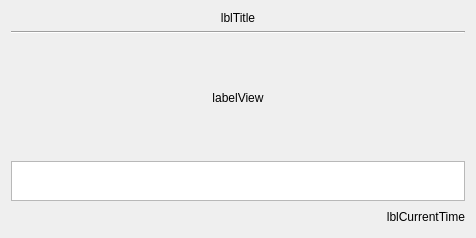
This is cpp/divers/browser/browser_img_v0.0.1/browser/slidewidget.ui in gcode-mirror/openphysic as Qt 5 draws it before an edit. The edited form follows.
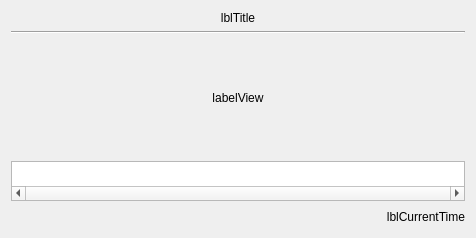
This is the edited form. Custom widgets are drawn as their Qt base class.

What changed in the file:
```diff
--- a/cpp/divers/browser/browser_img_v0.0.1/browser/slidewidget.ui
+++ b/cpp/divers/browser/browser_img_v0.0.1/browser/slidewidget.ui
@@ -92,7 +92,7 @@
       <enum>Qt::ScrollBarAlwaysOff</enum>
      </property>
      <property name="horizontalScrollBarPolicy">
-      <enum>Qt::ScrollBarAlwaysOff</enum>
+      <enum>Qt::ScrollBarAlwaysOn</enum>
      </property>
      <property name="lineWrapMode">
       <enum>QTextEdit::NoWrap</enum>
```
